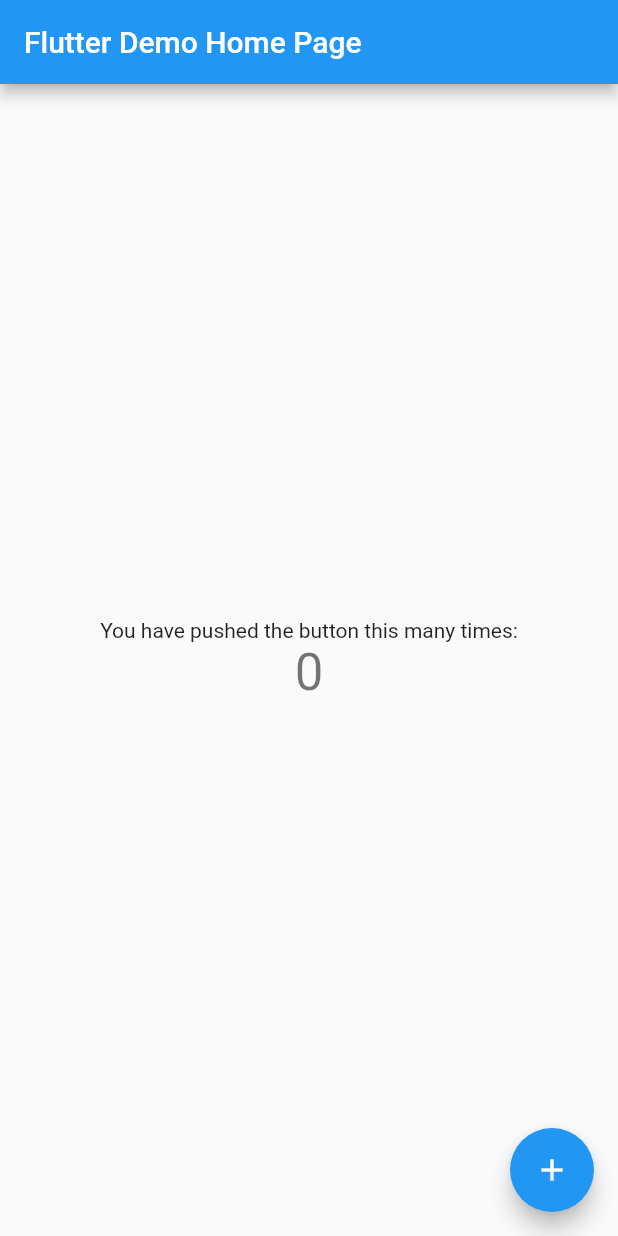
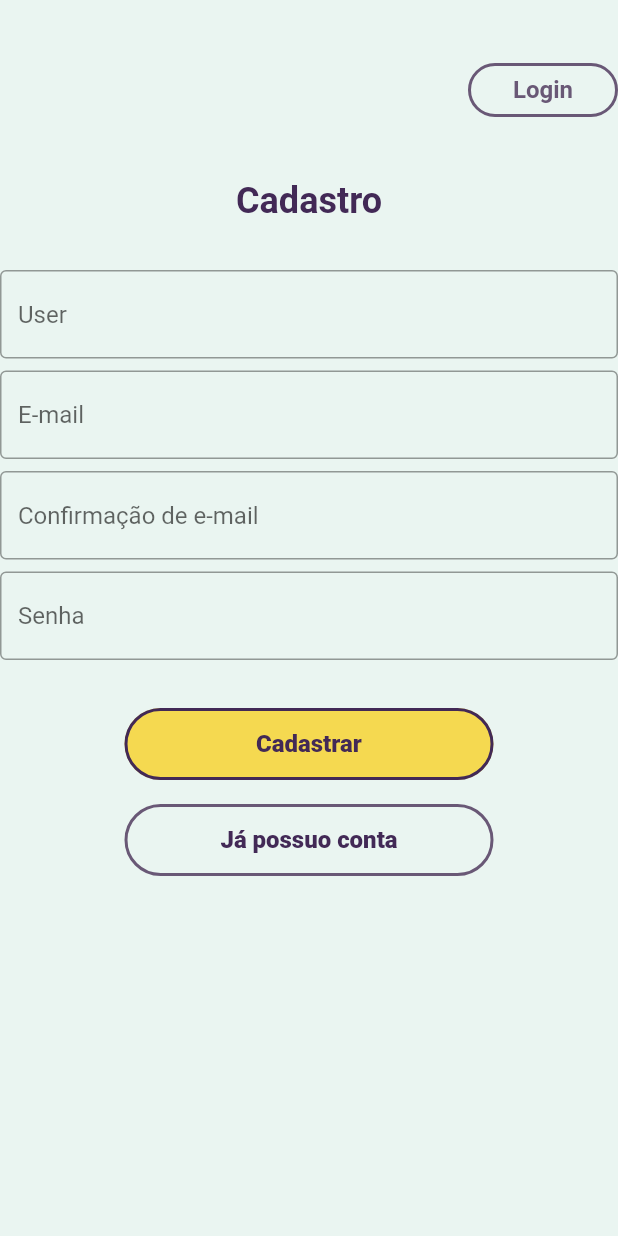
Before and after one commit to jorgelucasalm/Linguini, a Flutter app: the screen it shows after launch, on a phone screen of 412 x 824 dp. Run offline on Flutter 3.47's test engine with Material 2 defaults, Android fonts, the phone set to English and light mode, and no system bars.

Commit message:
feat: adiciona layout da tela

```diff
--- a/lib/main.dart
+++ b/lib/main.dart
@@ -7,109 +7,164 @@
 class MyApp extends StatelessWidget {
   const MyApp({Key? key}) : super(key: key);
 
-  // This widget is the root of your application.
   @override
   Widget build(BuildContext context) {
-    return MaterialApp(
-      title: 'Flutter Demo',
-      theme: ThemeData(
-        // This is the theme of your application.
-        //
-        // Try running your application with "flutter run". You'll see the
-        // application has a blue toolbar. Then, without quitting the app, try
-        // changing the primarySwatch below to Colors.green and then invoke
-        // "hot reload" (press "r" in the console where you ran "flutter run",
-        // or simply save your changes to "hot reload" in a Flutter IDE).
-        // Notice that the counter didn't reset back to zero; the application
-        // is not restarted.
-        primarySwatch: Colors.blue,
-      ),
-      home: const MyHomePage(title: 'Flutter Demo Home Page'),
+    return const MaterialApp(
+      home: RegisterPage(title: 'Flutter Demo Home Page'),
     );
   }
 }
 
-class MyHomePage extends StatefulWidget {
-  const MyHomePage({Key? key, required this.title}) : super(key: key);
-
-  // This widget is the home page of your application. It is stateful, meaning
-  // that it has a State object (defined below) that contains fields that affect
-  // how it looks.
-
-  // This class is the configuration for the state. It holds the values (in this
-  // case the title) provided by the parent (in this case the App widget) and
-  // used by the build method of the State. Fields in a Widget subclass are
-  // always marked "final".
-
+class RegisterPage extends StatefulWidget {
+  const RegisterPage({Key? key, required this.title}) : super(key: key);
   final String title;
-
   @override
-  State<MyHomePage> createState() => _MyHomePageState();
+  State<RegisterPage> createState() => _RegisterPageState();
 }
 
-class _MyHomePageState extends State<MyHomePage> {
-  int _counter = 0;
-
-  void _incrementCounter() {
-    setState(() {
-      // This call to setState tells the Flutter framework that something has
-      // changed in this State, which causes it to rerun the build method below
-      // so that the display can reflect the updated values. If we changed
-      // _counter without calling setState(), then the build method would not be
-      // called again, and so nothing would appear to happen.
-      _counter++;
-    });
-  }
-
+class _RegisterPageState extends State<RegisterPage> {
   @override
   Widget build(BuildContext context) {
-    // This method is rerun every time setState is called, for instance as done
-    // by the _incrementCounter method above.
-    //
-    // The Flutter framework has been optimized to make rerunning build methods
-    // fast, so that you can just rebuild anything that needs updating rather
-    // than having to individually change instances of widgets.
     return Scaffold(
-      appBar: AppBar(
-        // Here we take the value from the MyHomePage object that was created by
-        // the App.build method, and use it to set our appbar title.
-        title: Text(widget.title),
+      backgroundColor: const Color(0xFFEAF5F1),
+      body: Column(
+        mainAxisAlignment: MainAxisAlignment.start,
+        children: [
+          Row(
+            mainAxisAlignment: MainAxisAlignment.spaceBetween,
+            children: [
+              const Padding(padding: EdgeInsets.all(60)), //Espaçamento do topo
+
+              //LEMBRETE: Adicionar botão de voltar
+
+              TextButton(
+                  onPressed: null,
+                  style: OutlinedButton.styleFrom(
+                    fixedSize: const Size(100, 32),
+                    shape: RoundedRectangleBorder(
+                      borderRadius: BorderRadius.circular(32),
+                    ),
+                    side: const BorderSide(
+                      width: 2,
+                      color: Color(0xFF695876),
+                    ),
+                  ),
+                  child: const Text(
+                    'Login',
+                    style: TextStyle(
+                      fontSize: 16,
+                      fontWeight: FontWeight.w700,
+                      color: Color(0xFF695876),
+                    ),
+                  ))
+            ],
+          ),
+          const Text(
+            'Cadastro',
+            style: TextStyle(
+              fontSize: 24,
+              fontWeight: FontWeight.w700,
+              color: Color(0xff422956),
+            ),
+          ),
+          const SizedBox(height: 32),
+          Column(
+            mainAxisAlignment: MainAxisAlignment.spaceEvenly,
+            children: [
+              TextFormField(
+                decoration: const InputDecoration(
+                  border: OutlineInputBorder(
+                    borderSide: const BorderSide(
+                      width: 2,
+                      color: Color(0xFF695876),
+                    ),
+                  ),
+                  focusColor: Color(0xFF695876),
+                  hintText: 'User',
+                ),
+              ),
+              const SizedBox(height: 8),
+              TextFormField(
+                decoration: const InputDecoration(
+                  border: OutlineInputBorder(
+                    borderSide: const BorderSide(
+                      width: 2,
+                      color: Color(0xFF695876),
+                    ),
+                  ),
+                  hintText: 'E-mail',
+                ),
+              ),
+              const SizedBox(height: 8),
+              TextFormField(
+                decoration: const InputDecoration(
+                  border: OutlineInputBorder(
+                    borderSide: const BorderSide(
+                      width: 2,
+                      color: Color(0xFF695876),
+                    ),
+                  ),
+                  hintText: 'Confirmação de e-mail',
+                ),
+              ),
+              const SizedBox(height: 8),
+              TextFormField(
+                decoration: const InputDecoration(
+                  border: OutlineInputBorder(
+                    borderSide: const BorderSide(
+                      width: 2,
+                      color: Color(0xFF695876),
+                    ),
+                  ),
+                  hintText: 'Senha',
+                ),
+              )
+            ],
+          ),
+          const SizedBox(height: 32),
+          TextButton(
+              onPressed: null,
+              style: TextButton.styleFrom(
+                backgroundColor: const Color(0xffF5D950),
+                fixedSize: const Size(246, 48),
+                side: const BorderSide(
+                  width: 2,
+                  color: Color(0xff422956),
+                ),
+                shape: RoundedRectangleBorder(
+                    borderRadius: BorderRadius.circular(32)),
+              ),
+              child: const Text(
+                'Cadastrar',
+                style: TextStyle(
+                    fontSize: 16,
+                    fontWeight: FontWeight.w800,
+                    color: Color(0xff422956)),
+              )),
+          const SizedBox(height: 16),
+          TextButton(
+            onPressed: null,
+            style: OutlinedButton.styleFrom(
+              fixedSize: const Size(246, 48),
+              shape: RoundedRectangleBorder(
+                borderRadius: BorderRadius.circular(32),
+              ),
+              side: const BorderSide(
+                width: 2,
+                color: Color(0xFF695876),
+              ),
+            ),
+            child: const Text(
+              'Já possuo conta',
+              style: TextStyle(
+                fontSize: 16,
+                fontWeight: FontWeight.w800,
+                color: Color(0xff422956),
+              ),
+            ),
+          ),
+        ],
       ),
-      body: Center(
-        // Center is a layout widget. It takes a single child and positions it
-        // in the middle of the parent.
-        child: Column(
-          // Column is also a layout widget. It takes a list of children and
-          // arranges them vertically. By default, it sizes itself to fit its
-          // children horizontally, and tries to be as tall as its parent.
-          //
-          // Invoke "debug painting" (press "p" in the console, choose the
-          // "Toggle Debug Paint" action from the Flutter Inspector in Android
-          // Studio, or the "Toggle Debug Paint" command in Visual Studio Code)
-          // to see the wireframe for each widget.
-          //
-          // Column has various properties to control how it sizes itself and
-          // how it positions its children. Here we use mainAxisAlignment to
-          // center the children vertically; the main axis here is the vertical
-          // axis because Columns are vertical (the cross axis would be
-          // horizontal).
-          mainAxisAlignment: MainAxisAlignment.center,
-          children: <Widget>[
-            const Text(
-              'You have pushed the button this many times:',
-            ),
-            Text(
-              '$_counter',
-              style: Theme.of(context).textTheme.headline4,
-            ),
-          ],
-        ),
-      ),
-      floatingActionButton: FloatingActionButton(
-        onPressed: _incrementCounter,
-        tooltip: 'Increment',
-        child: const Icon(Icons.add),
-      ), // This trailing comma makes auto-formatting nicer for build methods.
     );
   }
 }
```
